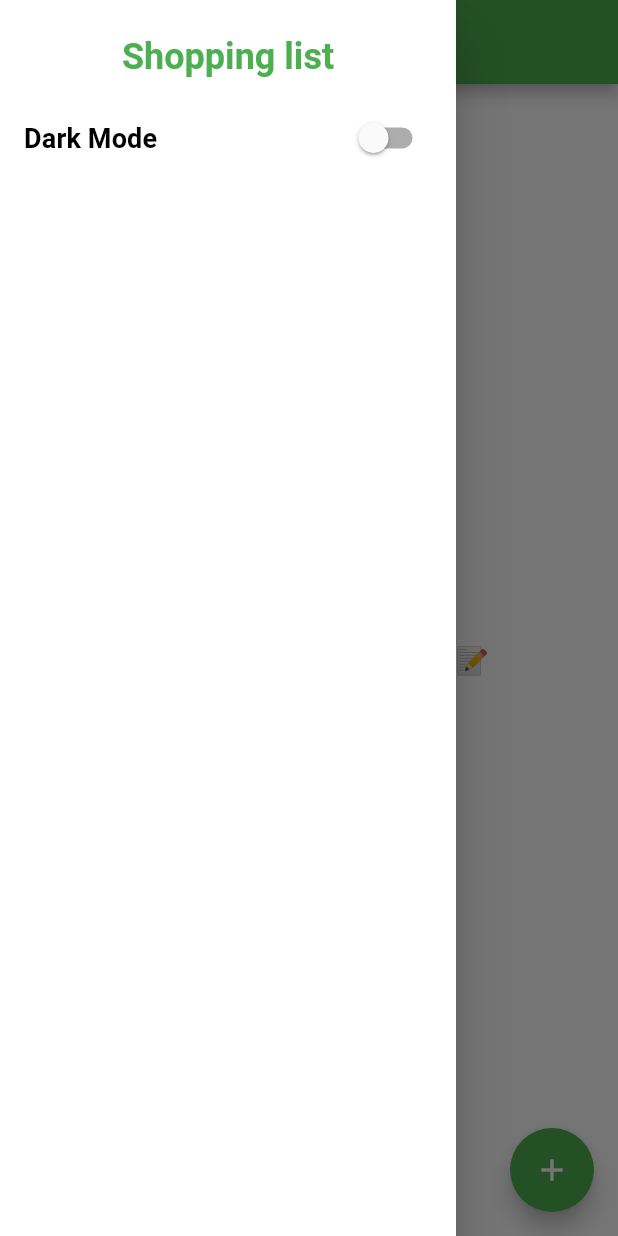
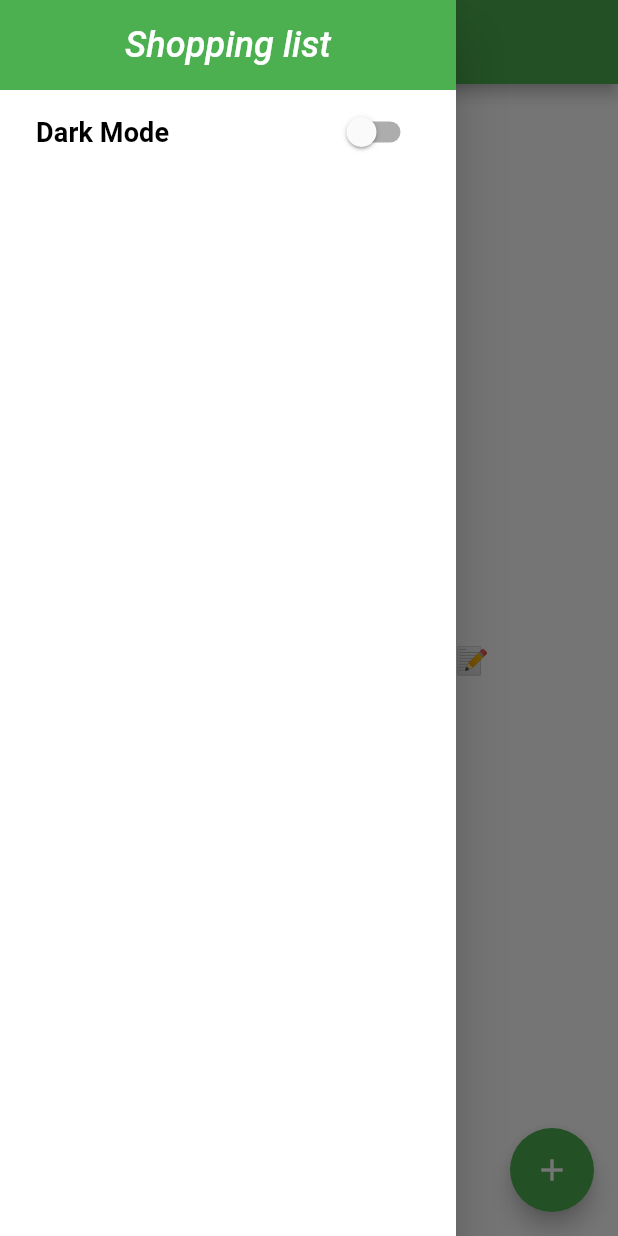
Before and after one commit to t-girniak/Flutter-Shopping-List-BLoC-Freezed-, a Flutter app: the screen it shows after launch, with the side drawer open, on a phone screen of 412 x 824 dp. Run offline on Flutter 3.47's test engine with Material 2 defaults, Android fonts, the phone set to English and light mode, and no system bars; our stand-ins replace bloc, dynamic_theme, flutter_bloc, freezed_annotation; generated files the repository leaves out were written again.

Commit message:
AppDrawer: header with color added

```diff
--- a/lib/widgets/drawers/app_drawer/app_drawer.dart
+++ b/lib/widgets/drawers/app_drawer/app_drawer.dart
@@ -13,21 +13,24 @@ class AppDrawer extends StatelessWidget {
         return Drawer(
           child: ListView(
             children: [
-              SizedBox(
-                height: 24,
-              ),
-              Center(
-                child: Text(
-                  'Shopping list',
-                  style: TextStyle(
-                    color: Theme.of(context).accentColor,
-                    fontSize: 24,
-                    fontWeight: FontWeight.bold,
+              Container(
+                color: Theme.of(context).accentColor,
+                child: Padding(
+                  padding: EdgeInsets.all(16),
+                  child: Center(
+                    child: Text(
+                      'Shopping list',
+                      style: Theme.of(context).textTheme.headline6.merge(
+                            TextStyle(
+                              color: Theme.of(context).backgroundColor,
+                            ),
+                          ),
+                    ),
                   ),
                 ),
               ),
               Padding(
-                padding: EdgeInsets.all(16),
+                padding: EdgeInsets.symmetric(horizontal: 24, vertical: 4),
                 child: Row(
                   mainAxisAlignment: MainAxisAlignment.spaceBetween,
                   children: [
```
